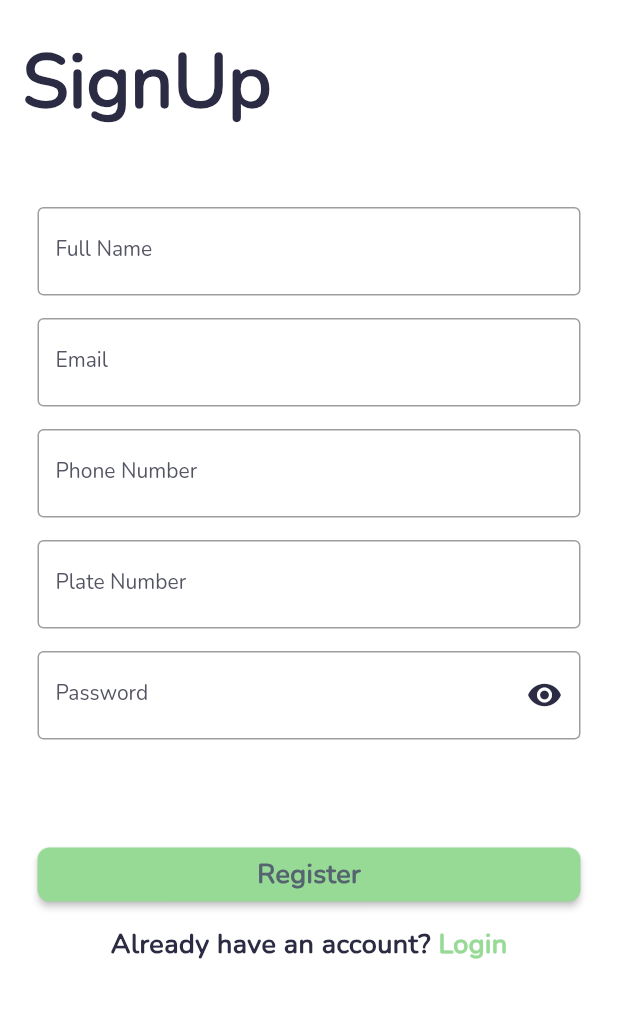
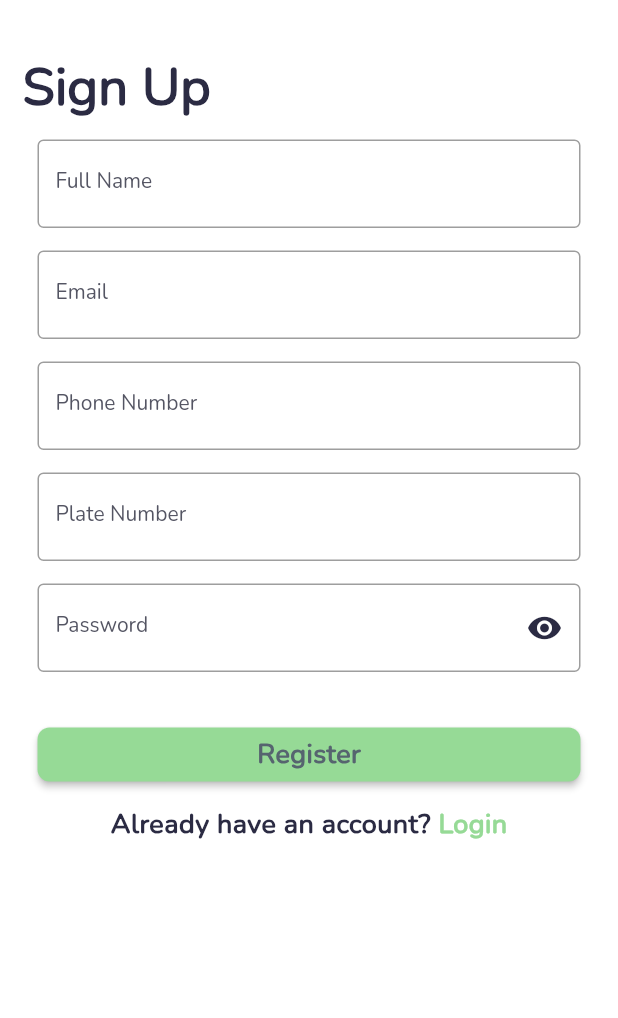
Before and after one commit to bekaDessalegn/Sheger-Parking, a Flutter app: the SignUpPage screen opened directly, on a phone screen of 412 x 824 dp, the part 174-1192 px from its top. Run offline on Flutter 3.47's test engine with Material 2 defaults, Android fonts, the phone set to English and light mode, and no system bars; our stand-ins replace carousel_slider, flutter_svg, geolocator, google_maps_flutter, shared_preferences; missing offline and left inert: flutter_polyline_points, time_picker_widget; accounts and stored records are empty.

Commit message:
edited signup page

```diff
--- a/lib/constants/strings.dart
+++ b/lib/constants/strings.dart
@@ -3,5 +3,5 @@ class Strings {
   static String app_title = "SHEGER";
   static String app_title_desc = "The best city parking \n you can trust";
   static String login = "Login";
-  static String signup = "SignUp";
+  static String signup = "Sign Up";
 }
--- a/lib/pages/SignUpPage.dart
+++ b/lib/pages/SignUpPage.dart
@@ -150,12 +150,12 @@ class _SignUpPageState extends State<SignUpPage> {
                 crossAxisAlignment: CrossAxisAlignment.start,
                 children: <Widget>[
                   Padding(
-                    padding: EdgeInsets.fromLTRB(15, 20, 0, 0),
+                    padding: EdgeInsets.fromLTRB(15, 35, 0, 0),
                     child: Text(
                       Strings.signup,
                       style: TextStyle(
                         color: Col.Onbackground,
-                        fontSize: 50,
+                        fontSize: 35,
                         fontWeight: FontWeight.bold,
                         fontFamily: 'Nunito',
                         letterSpacing: 0.1,
@@ -163,7 +163,7 @@ class _SignUpPageState extends State<SignUpPage> {
                     ),
                   ),
                   Padding(
-                    padding: EdgeInsets.fromLTRB(25, 50, 25, 0),
+                    padding: EdgeInsets.fromLTRB(25, 10, 25, 0),
                     child: Container(
                       alignment: Alignment.center,
                       child: TextFormField(
@@ -445,7 +445,7 @@ class _SignUpPageState extends State<SignUpPage> {
                   )
                       : Text(""),
                   Padding(
-                    padding: EdgeInsets.fromLTRB(25, 50, 25, 0),
+                    padding: EdgeInsets.fromLTRB(25, 15, 25, 0),
                     child: Container(
                       width: double.infinity,
                       child: RaisedButton(
```
Also changed, not shown: lib/pages/Reservations.dart (+4 -4 lines), lib/pages/StartUpPage.dart (+4 -4 lines).
